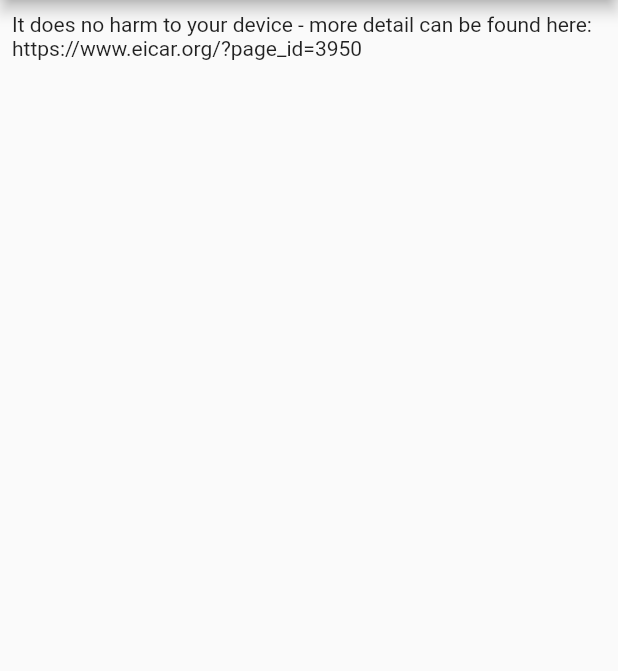
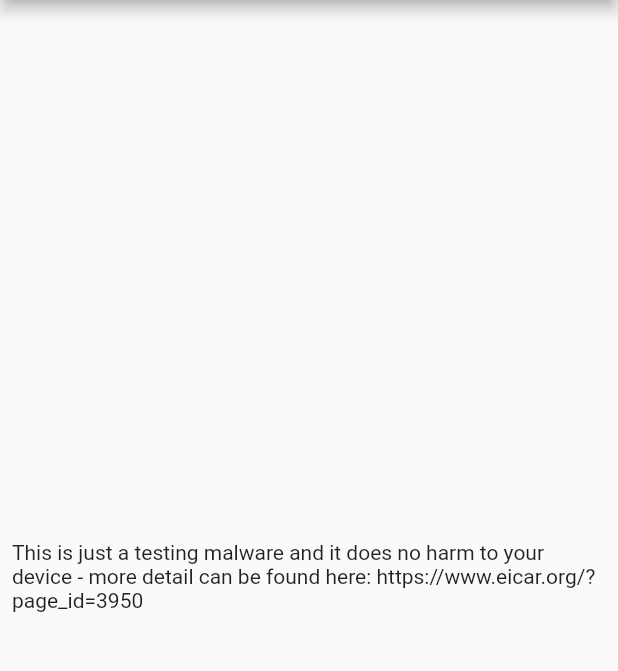
Before and after one commit to luongnv89/eicar_virus, a Flutter app: the screen it shows after launch, on a phone screen of 412 x 824 dp, the part 84-755 px from its top. Run offline on Flutter 3.47's test engine with Material 2 defaults, Android fonts, the phone set to English and light mode, and no system bars.

Commit message:
update icon and name

```diff
--- a/lib/main.dart
+++ b/lib/main.dart
@@ -1,5 +1,3 @@
-import 'dart:developer';
-
 import 'package:flutter/material.dart';
 
 void main() {
@@ -67,11 +65,14 @@
         title: Text(widget.title),
       ),
       body: Container(
-          margin: const EdgeInsets.all(8),
-          // Center is a layout widget. It takes a single child and positions it
-          // in the middle of the parent.
-          child: const Text(
-              'It does no harm to your device - more detail can be found here: https://www.eicar.org/?page_id=3950')), // This trailing comma makes auto-formatting nicer for build methods.
+        margin: const EdgeInsets.all(8),
+        // Center is a layout widget. It takes a single child and positions it
+        // in the middle of the parent.
+        child: const Center(
+          child: Text(
+              'This is just a testing malware and it does no harm to your device - more detail can be found here: https://www.eicar.org/?page_id=3950'),
+        ),
+      ), // This trailing comma makes auto-formatting nicer for build methods.
     );
   }
 }
```
Also changed, not shown: 2 other files.
